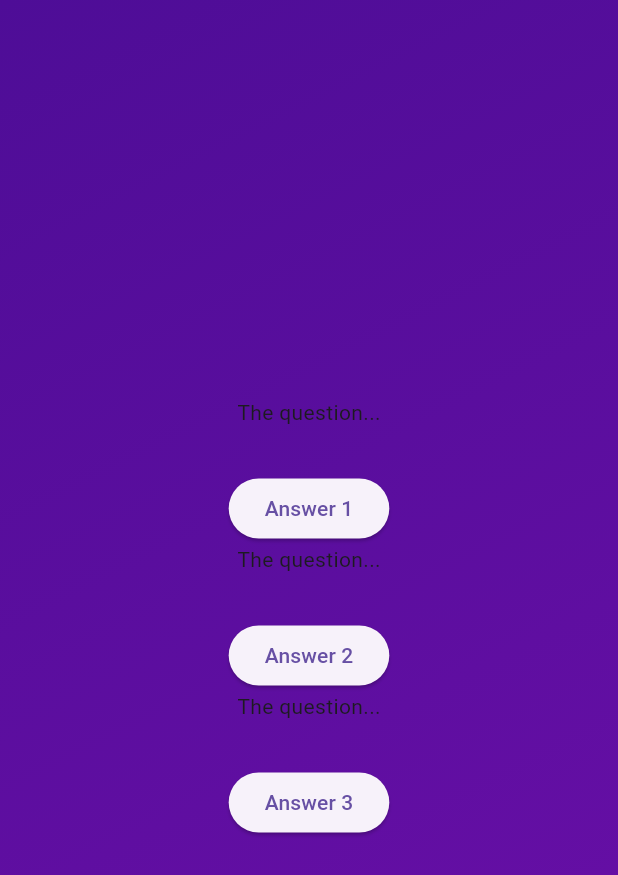
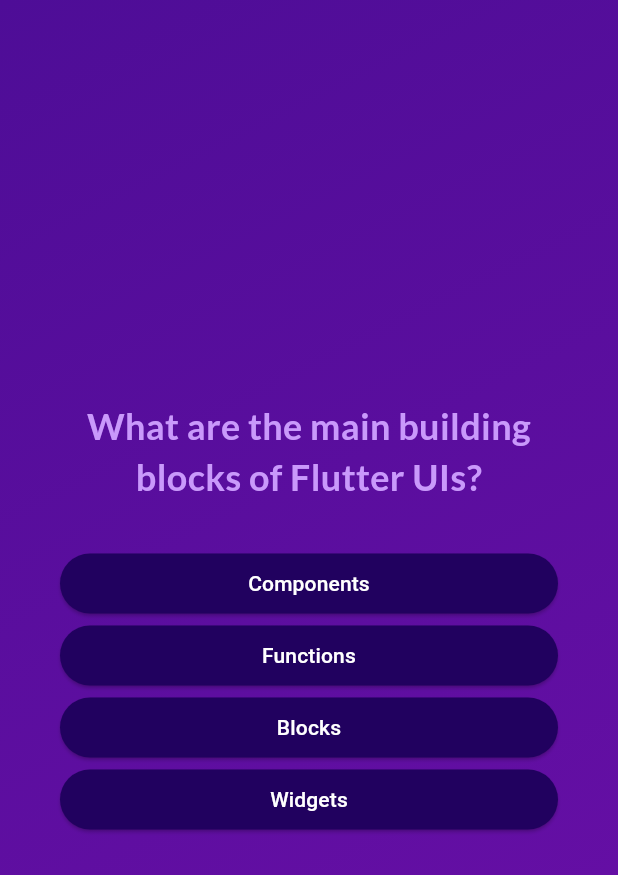
Before and after one commit to zeyadnasrat/Quiz, a Flutter app: the screen it shows after launch, after a tap on "Start Quiz", on a phone screen of 412 x 824 dp. Shown: the top 875 px of the screen. Run offline on Flutter 3.47's test engine with Material 3 defaults, Android fonts, the phone set to English and light mode, and no system bars; our stand-ins replace google_fonts.

```diff
--- /dev/null
+++ b/lib/answer_button.dart
@@ -0,0 +1,34 @@
+import 'package:flutter/material.dart';
+
+class AnswerButton extends StatelessWidget {
+  const AnswerButton({
+    super.key,
+    required this.answerText,
+    required this.onTap,
+  });
+
+  final String answerText;
+  final void Function() onTap;
+
+  @override
+  Widget build(BuildContext context) {
+    return ElevatedButton(
+      onPressed: onTap,
+      style: ElevatedButton.styleFrom(
+        padding: const EdgeInsets.symmetric(
+          vertical: 10,
+          horizontal: 40,
+        ),
+        backgroundColor: const Color.fromARGB(255, 33, 1, 95),
+        foregroundColor: Colors.white,
+        shape: RoundedRectangleBorder(
+          borderRadius: BorderRadius.circular(40),
+        ),
+      ),
+      child: Text(
+        answerText,
+        textAlign: TextAlign.center,
+      ),
+    );
+  }
+}
--- a/lib/models/quiz_question.dart
+++ b/lib/models/quiz_question.dart
@@ -3,4 +3,10 @@ class QuizQuestion {
 
   final String text;
   final List<String> answers;
+
+  List<String> get shuffledAnswers {
+    final shuffledList = List.of(answers);
+    shuffledList.shuffle();
+    return shuffledList;
+  }
 }
--- a/lib/questions_screen.dart
+++ b/lib/questions_screen.dart
@@ -1,7 +1,16 @@
 import 'package:flutter/material.dart';
+import 'package:google_fonts/google_fonts.dart';
+
+import 'package:adv_basics/answer_button.dart';
+import 'package:adv_basics/data/questions.dart';
 
 class QuestionsScreen extends StatefulWidget {
-  const QuestionsScreen({super.key});
+  const QuestionsScreen({
+    super.key,
+    required this.onSelectAnswer,
+  });
+
+  final void Function(String answer) onSelectAnswer;
 
   @override
   State<QuestionsScreen> createState() {
@@ -10,32 +19,49 @@ class QuestionsScreen extends StatefulWidget {
 }
 
 class _QuestionsScreenState extends State<QuestionsScreen> {
+  var currentQuestionIndex = 0;
+
+  void answerQuestion(String selectedAnswer) {
+    widget.onSelectAnswer(selectedAnswer);
+    // currentQuestionIndex = currentQuestionIndex + 1;
+    // currentQuestionIndex += 1;
+    setState(() {
+      currentQuestionIndex++; // increments the value by 1
+    });
+  }
+
   @override
-  Widget build( context) {
+  Widget build(context) {
+    final currentQuestion = questions[currentQuestionIndex];
+
     return SizedBox(
       width: double.infinity,
+      child: Container(
+        margin: const EdgeInsets.all(40),
         child: Column(
           mainAxisAlignment: MainAxisAlignment.center,
+          crossAxisAlignment: CrossAxisAlignment.stretch,
           children: [
-        const Text('The question...'),
+            Text(
+              currentQuestion.text,
+              style: GoogleFonts.lato(
+                color: const Color.fromARGB(255, 201, 153, 251),
+                fontSize: 24,
+                fontWeight: FontWeight.bold,
+              ),
+              textAlign: TextAlign.center,
+            ),
             const SizedBox(height: 30),
-        ElevatedButton(
-          onPressed: () {},
-          child: const Text('Answer 1'),
+            ...currentQuestion.shuffledAnswers.map((answer) {
+              return AnswerButton(
+                answerText: answer,
+                onTap: () {
+                  answerQuestion(answer);
+                },
+              );
+            })
+          ],
         ),
-        const Text('The question...'),
-        const SizedBox(height: 30),
-        ElevatedButton(
-          onPressed: () {},
-          child: const Text('Answer 2'),
-        ),
-        const Text('The question...'),
-        const SizedBox(height: 30),
-        ElevatedButton(
-          onPressed: () {},
-          child: const Text('Answer 3'),
-        ),
-      ],
       ),
     );
   }
--- a/lib/quiz.dart
+++ b/lib/quiz.dart
@@ -1,7 +1,9 @@
-import 'package:adv_basics/questions_screen.dart';
 import 'package:flutter/material.dart';
 
 import 'package:adv_basics/start_screen.dart';
+import 'package:adv_basics/questions_screen.dart';
+import 'package:adv_basics/data/questions.dart';
+import 'package:adv_basics/results_screen.dart';
 
 class Quiz extends StatefulWidget {
   const Quiz({super.key});
@@ -13,20 +15,47 @@ class Quiz extends StatefulWidget {
 }
 
 class _QuizState extends State<Quiz> {
-    var activeScreen = 'start-screen';
+  List<String> _selectedAnswers = [];
+  var _activeScreen = 'start-screen';
 
-    void switchScreen() {
+  void _switchScreen() {
     setState(() {
-        activeScreen = 'questions-screen';
+      _activeScreen = 'questions-screen';
+    });
+  }
+
+  void _chooseAnswer(String answer) {
+    _selectedAnswers.add(answer);
+
+    if (_selectedAnswers.length == questions.length) {
+      setState(() {
+        _activeScreen = 'results-screen';
+      });
+    }
+  }
+
+  void restartQuiz() {
+    setState(() {
+      _selectedAnswers = [];
+      _activeScreen = 'questions-screen';
     });
   }
 
   @override
   Widget build(context) {
-      Widget screenWidget = StartScreen(switchScreen);
+    Widget screenWidget = StartScreen(_switchScreen);
 
-      if(activeScreen == 'questions-screen') {
-        screenWidget = const QuestionsScreen();
+    if (_activeScreen == 'questions-screen') {
+      screenWidget = QuestionsScreen(
+        onSelectAnswer: _chooseAnswer,
+      );
+    }
+
+    if (_activeScreen == 'results-screen') {
+      screenWidget = ResultsScreen(
+        chosenAnswers: _selectedAnswers,
+        onRestart: restartQuiz,
+      );
     }
 
     return MaterialApp(
--- a/lib/start_screen.dart
+++ b/lib/start_screen.dart
@@ -1,5 +1,5 @@
 import 'package:flutter/material.dart';
-import 'package:flutter/widgets.dart';
+import 'package:google_fonts/google_fonts.dart';
 
 class StartScreen extends StatelessWidget {
   const StartScreen(this.startQuiz, {super.key});
@@ -15,24 +15,24 @@ class StartScreen extends StatelessWidget {
           Image.asset(
             'assets/images/quiz-logo.png',
             width: 300,
-            color: Color.fromARGB(150, 255, 255, 255),
+            color: const Color.fromARGB(150, 255, 255, 255),
           ),
           // Opacity(
-        //   opacity: 0.5,
+          //   opacity: 0.6,
           //   child: Image.asset(
           //     'assets/images/quiz-logo.png',
           //     width: 300,
-        //     ),
+          //   ),
           // ),
-        const SizedBox(height: 80,),
-        const Text(
+          const SizedBox(height: 80),
+          Text(
             'Learn Flutter the fun way!',
-          style: TextStyle(
-            color: Color.fromARGB(255, 237, 223, 252),
-            fontSize: 24
+            style: GoogleFonts.lato(
+              color: const Color.fromARGB(255, 237, 223, 252),
+              fontSize: 24,
             ),
           ),
-        const SizedBox(height: 30,),
+          const SizedBox(height: 30),
           OutlinedButton.icon(
             onPressed: startQuiz,
             style: OutlinedButton.styleFrom(
@@ -40,7 +40,7 @@ class StartScreen extends StatelessWidget {
             ),
             icon: const Icon(Icons.arrow_right_alt),
             label: const Text('Start Quiz'),
-          ),
+          )
         ],
       ),
     );
--- a/pubspec.yaml
+++ b/pubspec.yaml
@@ -35,6 +35,7 @@ dependencies:
   # The following adds the Cupertino Icons font to your application.
   # Use with the CupertinoIcons class for iOS style icons.
   cupertino_icons: ^1.0.6
+  google_fonts: ^6.2.1
 
 dev_dependencies:
   flutter_test:
```
Also changed, not shown: lib/questions_summary/question_identifier.dart (added, +35 -0 lines), lib/questions_summary/questions_summary.dart (added, +25 -0 lines), lib/questions_summary/summary_item.dart (added, +58 -0 lines), lib/results_screen.dart (added, +79 -0 lines), pubspec.lock, 1 other file. Lines whose indentation alone changed are shown as unchanged.
